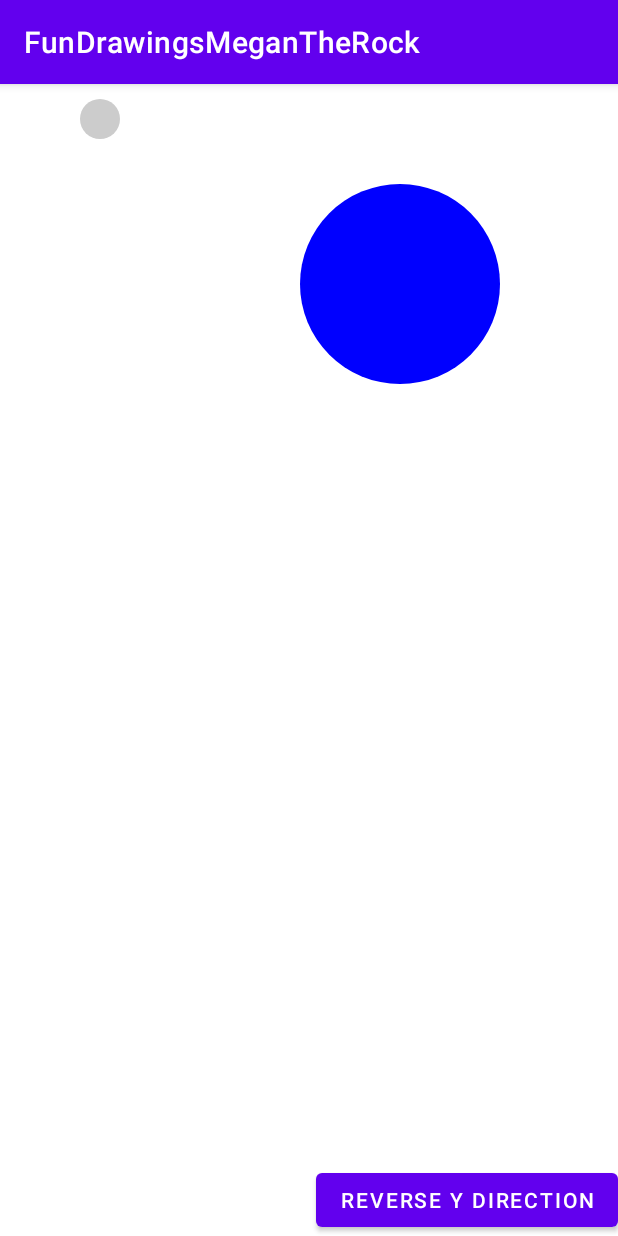
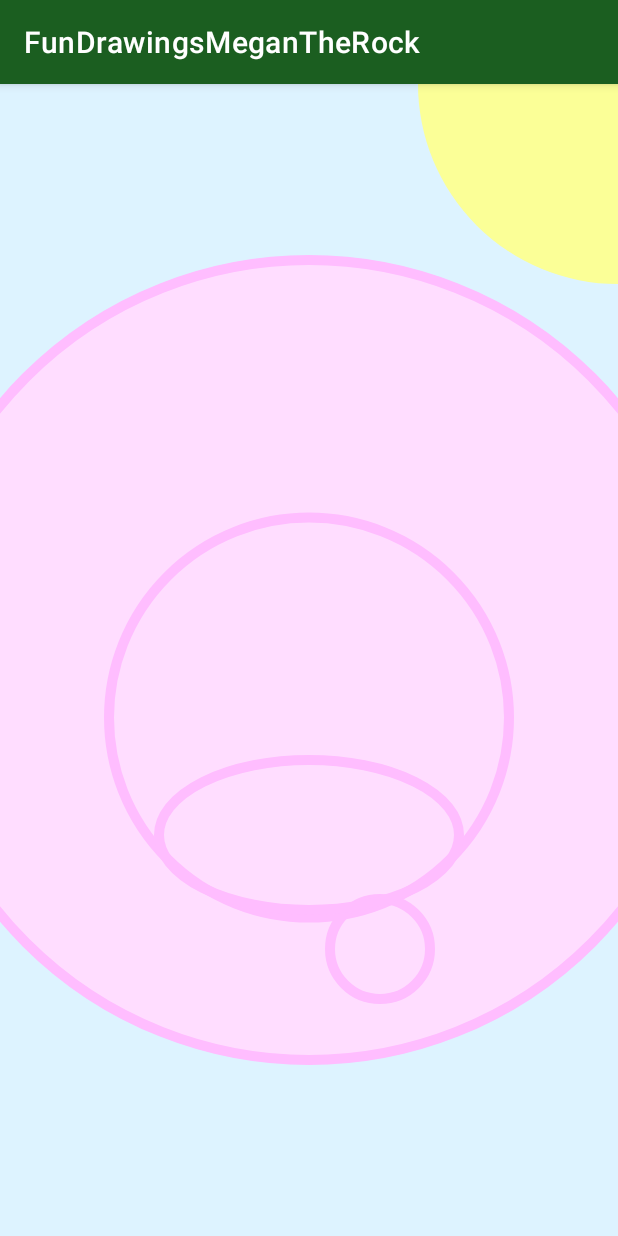
Before and after one commit to yumegan/FunDrawingsMeganTheRock, an Android app: the screen it shows after launch (MainActivity), on a phone screen of 412 x 824 dp. Run offline under Robolectric (Android 15) with nearby library versions, the phone set to English and light mode, and no system bars.

Commit message:
started pig, ground, sun. need to add features to pig & sun rays

```diff
--- a/app/src/main/java/com/example/fundrawingsmegantherock/DrawView.java
+++ b/app/src/main/java/com/example/fundrawingsmegantherock/DrawView.java
@@ -4,6 +4,7 @@ import android.content.Context;
 import android.graphics.Canvas;
 import android.graphics.Color;
 import android.graphics.Paint;
+import android.graphics.RectF;
 import android.util.AttributeSet;
 import android.view.View;
 
@@ -19,15 +20,59 @@ public class DrawView extends View {
     @Override
     protected void onDraw(Canvas canvas) {
         super.onDraw(canvas);
-        p.setColor(Color.LTGRAY);
-        canvas.drawCircle(100,y, 20F, p);
-        p.setColor(Color.BLUE);
-        canvas.drawCircle(400,200, 100F, p);
+        float width = getWidth();
+        float height = getHeight();
+        System.out.println("width & height" + width + " " + height);
 
-        y+=dY;
-        y%=getHeight();
+        p.setStyle(Paint.Style.FILL);
+
+        p.setColor(getResources().getColor(R.color.blue_light));
+        canvas.drawRect(0,0,width, height, p);
+
+        p.setColor(getResources().getColor(R.color.green_mid));
+        canvas.drawRect(0,1200,width, height, p);
+
+        p.setColor(getResources().getColor(R.color.yellow_mid));
+        canvas.drawCircle(width, 0, 200, p);
+
+        //sun rays
+
+
+        p.setColor(getResources().getColor(R.color.pink_light));
+        canvas.drawCircle(width/2, height/2, 400, p);
+
+        p.setStyle(Paint.Style.STROKE);
+        p.setColor(getResources().getColor(R.color.pink_2));
+        p.setStrokeWidth(10);
+        canvas.drawCircle(width/2, height/2, 400, p);
+        canvas.drawCircle(width/2, height*11/20, 200, p);
+        canvas.drawCircle(380, 865, 50, p);
+        canvas.drawCircle(700, 865, 50, p);
+
+        //RectF rect = new RectF(width-50, 200, width+50, 400);
+        RectF rect = new RectF(width/2-150, height/2+100, width/2+150, height/2+250);
+        canvas.drawOval(rect, p);
+
+        canvas.drawLine(900, 1100, 1000, 1080, p);
+
+        //nose holes
+
+        //eyes
+
+
+
+
+//        p.setColor(Color.LTGRAY);
+//        canvas.drawCircle(100,y, 20F, p);
+//        p.setColor(Color.BLUE);
+//        canvas.drawCircle(400,200, 100F, p);
+//
+//        y+=dY;
+//        y%=getHeight();
         invalidate();
     }
+
+
     public int getdY(){
         return dY;
     }
--- a/app/src/main/res/layout/activity_main.xml
+++ b/app/src/main/res/layout/activity_main.xml
@@ -13,12 +13,12 @@
         app:layout_constraintTop_toTopOf="parent"
         app:layout_constraintLeft_toLeftOf="parent"
         android:id="@+id/drawView"/>
-    <Button
-        android:layout_width="wrap_content"
-        android:layout_height="wrap_content"
-        android:text="@string/reverse_y"
-        android:onClick="reverseY"
-        app:layout_constraintBottom_toBottomOf="@+id/drawView"
-        app:layout_constraintRight_toRightOf="parent"/>
+<!--    <Button-->
+<!--        android:layout_width="wrap_content"-->
+<!--        android:layout_height="wrap_content"-->
+<!--        android:text="@string/reverse_y"-->
+<!--        android:onClick="reverseY"-->
+<!--        app:layout_constraintBottom_toBottomOf="@+id/drawView"-->
+<!--        app:layout_constraintRight_toRightOf="parent"/>-->
 
 </androidx.constraintlayout.widget.ConstraintLayout>
--- a/app/src/main/res/values/colors.xml
+++ b/app/src/main/res/values/colors.xml
@@ -7,4 +7,21 @@
     <color name="teal_700">#FF018786</color>
     <color name="black">#FF000000</color>
     <color name="white">#FFFFFFFF</color>
+
+    <color name="green">#1B5E20</color>
+    <color name="green_dark">#003300</color>
+    <color name="green_mid">#739972</color>
+    <color name="green_light">#E6FFE3</color>
+
+    <color name="blue_light">#DDF3FF</color>
+    <color name="purple_light">#EFDDFF</color>
+    <color name="pink_light">#FFDDFF</color>
+    <color name="red_light">#FFDDDF</color>
+    <color name="orange_light">#FFEDDD</color>
+    <color name="yellow_light">#FFFEDD</color>
+
+    <color name="pink_2">#FFBDFF</color>
+    <color name="yellow_mid">#FBFF97</color>
+
+
 </resources>
--- a/app/src/main/res/values/themes.xml
+++ b/app/src/main/res/values/themes.xml
@@ -2,8 +2,8 @@
     <!-- Base application theme. -->
     <style name="Theme.FunDrawingsMeganTheRock" parent="Theme.MaterialComponents.DayNight.DarkActionBar">
         <!-- Primary brand color. -->
-        <item name="colorPrimary">@color/purple_500</item>
-        <item name="colorPrimaryVariant">@color/purple_700</item>
+        <item name="colorPrimary">@color/green</item>
+        <item name="colorPrimaryVariant">@color/green_dark</item>
         <item name="colorOnPrimary">@color/white</item>
         <!-- Secondary brand color. -->
         <item name="colorSecondary">@color/teal_200</item>
```
